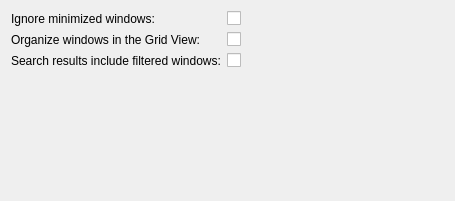
Old version of the form src/kcm/overview2effectkcm.ui in the repository yonikek/kwin-effect-overview2.
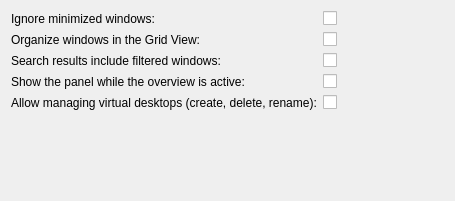
New version of the form. Custom widgets are drawn as their Qt base class.

The edit to the form file:
```diff
--- a/src/kcm/overview2effectkcm.ui
+++ b/src/kcm/overview2effectkcm.ui
@@ -58,7 +58,35 @@
      </property>
     </widget>
    </item>
-   <item row="3" column="0" colspan="2">
+   <item row="3" column="0">
+    <widget class="QLabel" name="label_ShowPanel">
+     <property name="text">
+      <string>Show the panel while the overview is active:</string>
+     </property>
+    </widget>
+   </item>
+   <item row="3" column="1">
+    <widget class="QCheckBox" name="kcfg_ShowPanel">
+     <property name="text">
+      <string/>
+     </property>
+    </widget>
+   </item>
+   <item row="4" column="0">
+    <widget class="QLabel" name="label_WorkspaceManagement">
+     <property name="text">
+      <string>Allow managing virtual desktops (create, delete, rename):</string>
+     </property>
+    </widget>
+   </item>
+   <item row="4" column="1">
+    <widget class="QCheckBox" name="kcfg_WorkspaceManagement">
+     <property name="text">
+      <string/>
+     </property>
+    </widget>
+   </item>
+   <item row="5" column="0" colspan="2">
     <widget class="KShortcutsEditor" name="shortcutsEditor">
      <property name="sizePolicy">
       <sizepolicy hsizetype="Preferred" vsizetype="Preferred">
```
